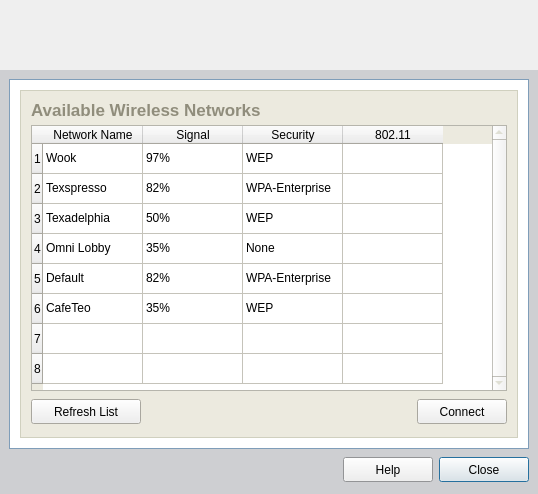
Qt form xsupplicant-ui/Skins/Default/SSIDListWindow.ui (Zero3K/xsupplicant) before a commit.
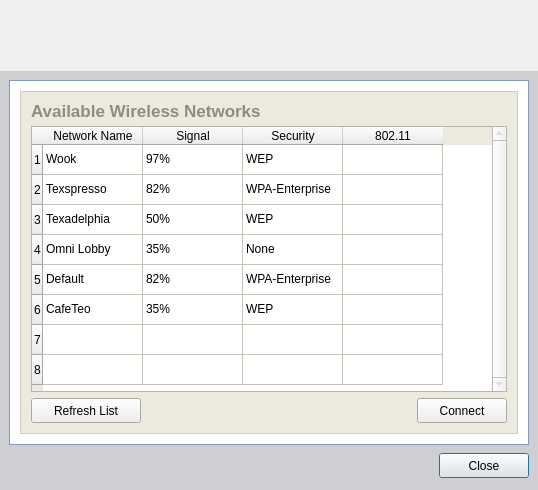
The same form after that commit. Icons and pictures are not drawn.

```diff
--- a/xsupplicant-ui/Skins/Default/SSIDListWindow.ui
+++ b/xsupplicant-ui/Skins/Default/SSIDListWindow.ui
@@ -9,19 +9,19 @@
     <x>0</x>
     <y>0</y>
     <width>538</width>
-    <height>494</height>
+    <height>490</height>
    </rect>
   </property>
   <property name="minimumSize" >
    <size>
     <width>538</width>
-    <height>494</height>
+    <height>490</height>
    </size>
   </property>
   <property name="maximumSize" >
    <size>
     <width>538</width>
-    <height>494</height>
+    <height>490</height>
    </size>
   </property>
   <property name="windowTitle" >
@@ -57,13 +57,13 @@
      <property name="minimumSize" >
       <size>
        <width>538</width>
-       <height>70</height>
+       <height>71</height>
       </size>
      </property>
      <property name="maximumSize" >
       <size>
        <width>16777215</width>
-       <height>70</height>
+       <height>71</height>
       </size>
      </property>
      <property name="frameShape" >
@@ -99,13 +99,13 @@
         <property name="minimumSize" >
          <size>
           <width>242</width>
-          <height>70</height>
+          <height>71</height>
          </size>
         </property>
         <property name="maximumSize" >
          <size>
           <width>242</width>
-          <height>70</height>
+          <height>71</height>
          </size>
         </property>
         <property name="text" >
@@ -127,13 +127,13 @@
         <property name="minimumSize" >
          <size>
           <width>1</width>
-          <height>70</height>
+          <height>71</height>
          </size>
         </property>
         <property name="maximumSize" >
          <size>
           <width>16777215</width>
-          <height>70</height>
+          <height>71</height>
          </size>
         </property>
         <property name="text" >
@@ -158,13 +158,13 @@
         <property name="minimumSize" >
          <size>
           <width>76</width>
-          <height>70</height>
+          <height>71</height>
          </size>
         </property>
         <property name="maximumSize" >
          <size>
           <width>76</width>
-          <height>70</height>
+          <height>71</height>
          </size>
         </property>
         <property name="text" >
@@ -186,13 +186,13 @@
         <property name="minimumSize" >
          <size>
           <width>1</width>
-          <height>70</height>
+          <height>71</height>
          </size>
         </property>
         <property name="maximumSize" >
          <size>
           <width>16777215</width>
-          <height>70</height>
+          <height>71</height>
          </size>
         </property>
         <property name="text" >
@@ -217,13 +217,13 @@
         <property name="minimumSize" >
          <size>
           <width>218</width>
-          <height>70</height>
+          <height>71</height>
          </size>
         </property>
         <property name="maximumSize" >
          <size>
           <width>218</width>
-          <height>70</height>
+          <height>71</height>
          </size>
         </property>
         <property name="text" >
@@ -239,6 +239,12 @@
    </item>
    <item>
     <widget class="QFrame" name="MainFrame" >
+     <property name="sizePolicy" >
+      <sizepolicy vsizetype="Fixed" hsizetype="Preferred" >
+       <horstretch>0</horstretch>
+       <verstretch>0</verstretch>
+      </sizepolicy>
+     </property>
      <property name="palette" >
       <palette>
        <active>
@@ -315,6 +321,12 @@
      <layout class="QVBoxLayout" >
       <item>
        <widget class="QFrame" name="whiteFrame" >
+        <property name="sizePolicy" >
+         <sizepolicy vsizetype="Fixed" hsizetype="Preferred" >
+          <horstretch>0</horstretch>
+          <verstretch>0</verstretch>
+         </sizepolicy>
+        </property>
         <property name="palette" >
          <palette>
           <active>
@@ -430,6 +442,12 @@
          </property>
          <item>
           <widget class="QFrame" name="brownFrame" >
+           <property name="sizePolicy" >
+            <sizepolicy vsizetype="Fixed" hsizetype="Preferred" >
+             <horstretch>0</horstretch>
+             <verstretch>0</verstretch>
+            </sizepolicy>
+           </property>
            <property name="palette" >
             <palette>
              <active>
@@ -826,13 +844,13 @@
               <property name="minimumSize" >
                <size>
                 <width>16</width>
-                <height>30</height>
+                <height>25</height>
                </size>
               </property>
               <property name="maximumSize" >
                <size>
                 <width>16777215</width>
-                <height>30</height>
+                <height>25</height>
                </size>
               </property>
               <property name="frameShape" >
@@ -999,40 +1017,6 @@
            </property>
           </spacer>
          </item>
-         <item>
-          <widget class="QPushButton" name="buttonHelp" >
-           <property name="sizePolicy" >
-            <sizepolicy vsizetype="Fixed" hsizetype="Fixed" >
-             <horstretch>0</horstretch>
-             <verstretch>0</verstretch>
-            </sizepolicy>
-           </property>
-           <property name="minimumSize" >
-            <size>
-             <width>90</width>
-             <height>25</height>
-            </size>
-           </property>
-           <property name="maximumSize" >
-            <size>
-             <width>90</width>
-             <height>25</height>
-            </size>
-           </property>
-           <property name="font" >
-            <font>
-             <family>Arial</family>
-             <pointsize>9</pointsize>
-            </font>
-           </property>
-           <property name="text" >
-            <string>Help</string>
-           </property>
-           <property name="autoDefault" >
-            <bool>false</bool>
-           </property>
-          </widget>
-         </item>
          <item>
           <widget class="QPushButton" name="buttonClose" >
            <property name="sizePolicy" >
```
